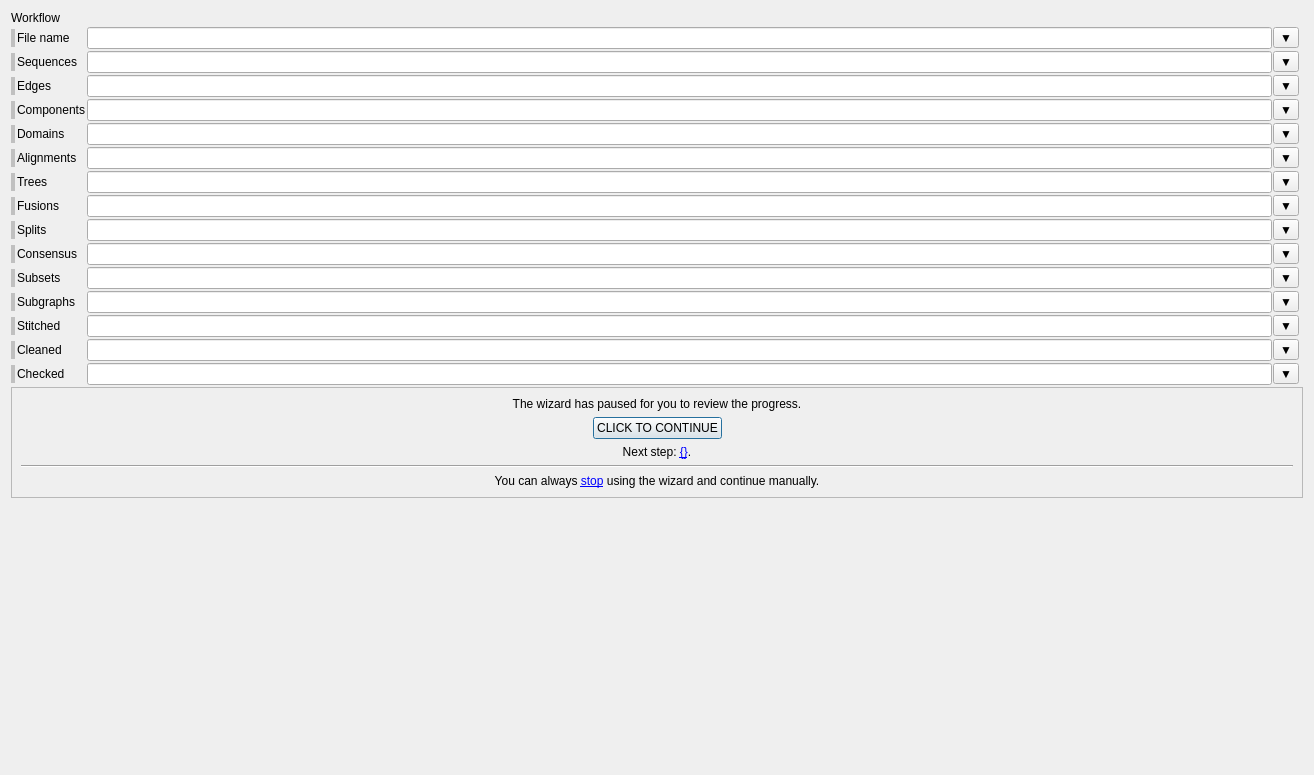
First picture: the form in groot/frontends/gui/forms/designer/frm_workflow_designer.ui, repository JMcInerneyLab/groot, before the edit.
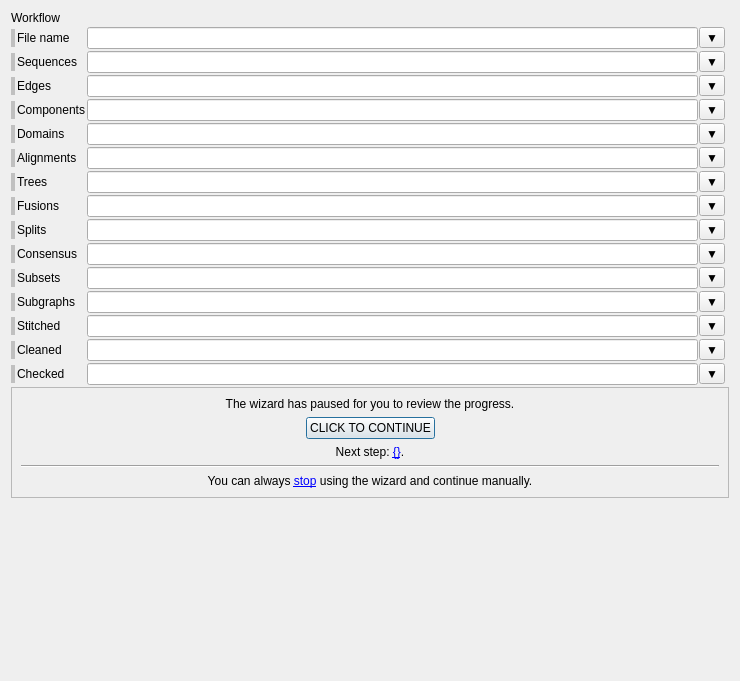
Second picture: the form after the edit.

Patch:
```diff
--- a/groot/frontends/gui/forms/designer/frm_workflow_designer.ui
+++ b/groot/frontends/gui/forms/designer/frm_workflow_designer.ui
@@ -6,8 +6,8 @@
    <rect>
     <x>0</x>
     <y>0</y>
-    <width>1314</width>
-    <height>775</height>
+    <width>740</width>
+    <height>681</height>
    </rect>
   </property>
   <property name="minimumSize">
```
